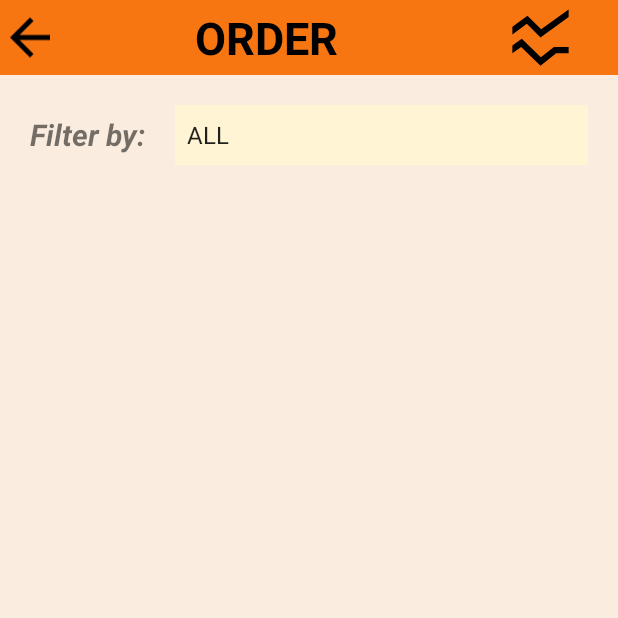
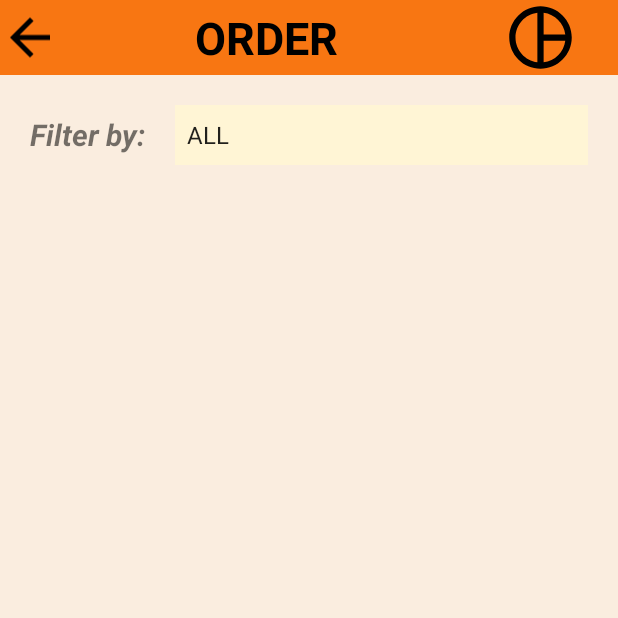
Before and after one commit to hihung18/App_Mobile_Phone_Java, an Android app: the OrderActivity screen opened directly, with no data from a screen before it, on a phone screen of 412 x 824 dp, the top half of it. Run offline under Robolectric (Android 15) with nearby library versions, the phone set to English and light mode, and no system bars; 2 statements that could not run were skipped.

Commit message:
pieChart

```diff
--- a/app/build.gradle
+++ b/app/build.gradle
@@ -63,4 +63,6 @@ dependencies {
     implementation 'com.google.code.gson:gson:2.10.1'
     //lottie-android
     implementation 'com.airbnb.android:lottie:6.0.0'
+    //CHART
+    implementation 'com.github.PhilJay:MPAndroidChart:v3.1.0'
 }
--- a/app/src/main/java/com/example/app_mobile_phone/Retrofit/ApiService.java
+++ b/app/src/main/java/com/example/app_mobile_phone/Retrofit/ApiService.java
@@ -43,7 +43,7 @@ public interface ApiService {
             .create();
 
     public ApiService apiService = new Retrofit.Builder()
-            .baseUrl("http://192.168.10.40:8080/api/")
+            .baseUrl("http://192.168.1.7:8080/api/")
             .client(client)
             .addConverterFactory(GsonConverterFactory.create(gson))
             .build()
--- /dev/null
+++ b/app/src/main/res/drawable/baseline_pie_chart_outline_24.xml
@@ -0,0 +1,5 @@
+<vector android:height="24dp" android:tint="#000000"
+    android:viewportHeight="24" android:viewportWidth="24"
+    android:width="24dp" xmlns:android="http://schemas.android.com/apk/res/android">
+    <path android:fillColor="@android:color/white" android:pathData="M12,2C6.5,2 2,6.5 2,12s4.5,10 10,10s10,-4.5 10,-10S17.5,2 12,2zM13,4.07c3.61,0.45 6.48,3.33 6.93,6.93H13V4.07zM4,12c0,-4.06 3.07,-7.44 7,-7.93v15.87C7.07,19.44 4,16.06 4,12zM13,19.93V13h6.93C19.48,16.61 16.61,19.48 13,19.93z"/>
+</vector>
--- a/app/src/main/res/layout/activity_order.xml
+++ b/app/src/main/res/layout/activity_order.xml
@@ -35,7 +35,7 @@
             android:layout_width="70dp"
             android:layout_height="match_parent"
             android:id="@+id/ivchart"
-            android:src="@drawable/baseline_ssid_chart_24"/>
+            android:src="@drawable/baseline_pie_chart_outline_24"/>
     </LinearLayout>
     <LinearLayout
         android:layout_width="match_parent"
--- a/settings.gradle
+++ b/settings.gradle
@@ -10,6 +10,7 @@ dependencyResolutionManagement {
     repositories {
         google()
         mavenCentral()
+        maven { url 'https://jitpack.io' }
     }
 }
 rootProject.name = "App_Mobile_Phone"
```
Also changed, not shown: app/src/main/java/com/example/app_mobile_phone/Activity/ChartActivity.java (+71 -0 lines), app/src/main/res/layout/activity_chart.xml (+4 -3 lines).
